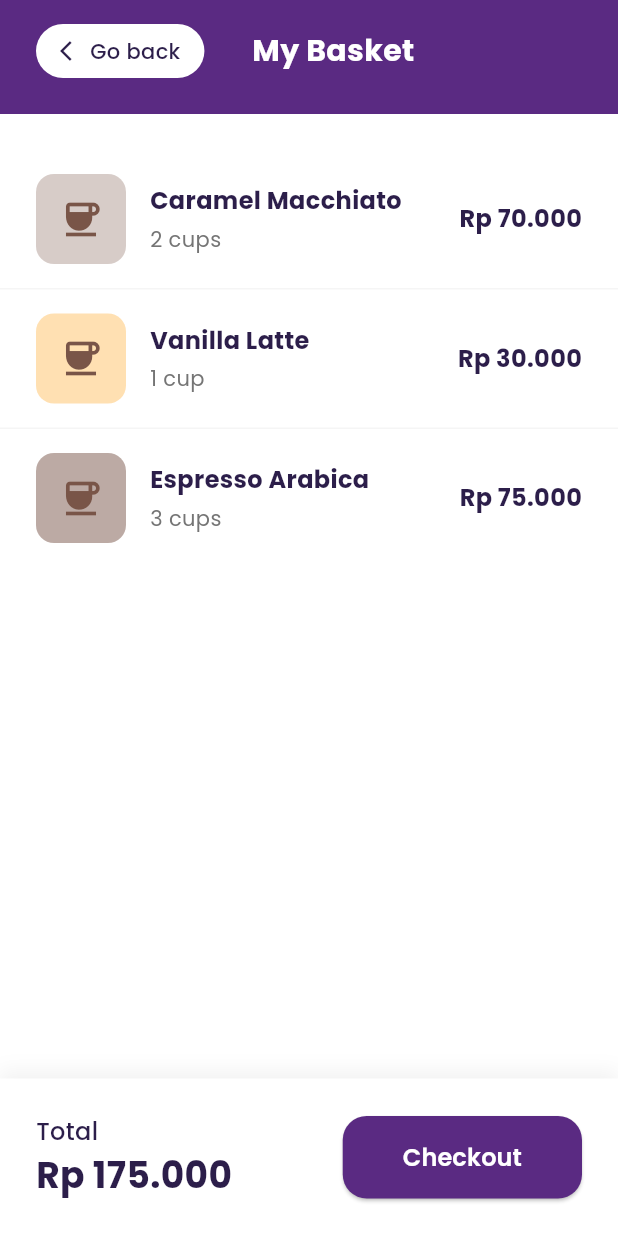
After one commit to AbrarWahid/Coffe_shop, a Flutter app: the HomePage screen opened directly, after a tap on "My basket", on a phone screen of 412 x 824 dp. The commit adds this screen. Run offline on Flutter 3.47's test engine with Material 3 defaults, Android fonts, the phone set to English and light mode, and no system bars; our stand-ins replace device_preview, font_awesome_flutter, google_fonts; statements that could not run were skipped.

Commit message:
add order list page and adjust detail_page, home_page

```diff
--- /dev/null
+++ b/lib/basket_page.dart
@@ -0,0 +1,216 @@
+import 'package:flutter/material.dart';
+import 'package:google_fonts/google_fonts.dart';
+
+class BasketPage extends StatelessWidget {
+  const BasketPage({super.key});
+
+  @override
+  Widget build(BuildContext context) {
+    return Scaffold(
+      backgroundColor: Colors.white,
+      body: Column(
+        children: [
+          // Top App Bar Area
+          Container(
+            color: const Color(0xFF5A2A82),
+            padding: EdgeInsets.only(
+              top: MediaQuery.of(context).padding.top + 16,
+              bottom: 24,
+              left: 24,
+              right: 24,
+            ),
+            child: Row(
+              mainAxisAlignment: MainAxisAlignment.spaceBetween,
+              children: [
+                GestureDetector(
+                  onTap: () {
+                    Navigator.pop(context);
+                  },
+                  child: Container(
+                    padding: const EdgeInsets.symmetric(horizontal: 16, vertical: 8),
+                    decoration: BoxDecoration(
+                      color: Colors.white,
+                      borderRadius: BorderRadius.circular(20),
+                    ),
+                    child: Row(
+                      children: [
+                        const Icon(Icons.arrow_back_ios, size: 16, color: Color(0xFF2C1E4A)),
+                        const SizedBox(width: 4),
+                        Text(
+                          'Go back',
+                          style: GoogleFonts.poppins(
+                            color: const Color(0xFF2C1E4A),
+                            fontWeight: FontWeight.w500,
+                          ),
+                        ),
+                      ],
+                    ),
+                  ),
+                ),
+                Text(
+                  'My Basket',
+                  style: GoogleFonts.poppins(
+                    fontSize: 20,
+                    fontWeight: FontWeight.bold,
+                    color: Colors.white,
+                  ),
+                ),
+                // Invisible box to balance the row for centering the title
+                const SizedBox(width: 80),
+              ],
+            ),
+          ),
+
+          // List of items
+          Expanded(
+            child: ListView(
+              padding: const EdgeInsets.symmetric(vertical: 24),
+              children: [
+                _buildBasketItem(
+                  title: 'Caramel Macchiato',
+                  quantity: '2 cups',
+                  price: 'Rp 70.000',
+                  iconColor: Colors.brown.shade100,
+                ),
+                Divider(color: Colors.grey.shade100, thickness: 1, height: 1),
+                _buildBasketItem(
+                  title: 'Vanilla Latte',
+                  quantity: '1 cup',
+                  price: 'Rp 30.000',
+                  iconColor: Colors.orange.shade100,
+                ),
+                Divider(color: Colors.grey.shade100, thickness: 1, height: 1),
+                _buildBasketItem(
+                  title: 'Espresso Arabica',
+                  quantity: '3 cups',
+                  price: 'Rp 75.000',
+                  iconColor: Colors.brown.shade200,
+                ),
+              ],
+            ),
+          ),
+
+          // Bottom Checkout Area
+          Container(
+            padding: const EdgeInsets.all(24),
+            decoration: BoxDecoration(
+              color: Colors.white,
+              boxShadow: [
+                BoxShadow(
+                  color: Colors.black.withOpacity(0.05),
+                  blurRadius: 10,
+                  offset: const Offset(0, -5),
+                ),
+              ],
+            ),
+            child: Row(
+              mainAxisAlignment: MainAxisAlignment.spaceBetween,
+              crossAxisAlignment: CrossAxisAlignment.center,
+              children: [
+                Column(
+                  crossAxisAlignment: CrossAxisAlignment.start,
+                  mainAxisSize: MainAxisSize.min,
+                  children: [
+                    Text(
+                      'Total',
+                      style: GoogleFonts.poppins(
+                        fontSize: 16,
+                        fontWeight: FontWeight.w500,
+                        color: const Color(0xFF2C1E4A),
+                      ),
+                    ),
+                    Text(
+                      'Rp 175.000',
+                      style: GoogleFonts.poppins(
+                        fontSize: 24,
+                        fontWeight: FontWeight.bold,
+                        color: const Color(0xFF2C1E4A),
+                      ),
+                    ),
+                  ],
+                ),
+                ElevatedButton(
+                  onPressed: () {},
+                  style: ElevatedButton.styleFrom(
+                    backgroundColor: const Color(0xFF5A2A82),
+                    padding: const EdgeInsets.symmetric(horizontal: 40, vertical: 16),
+                    shape: RoundedRectangleBorder(
+                      borderRadius: BorderRadius.circular(16),
+                    ),
+                  ),
+                  child: Text(
+                    'Checkout',
+                    style: GoogleFonts.poppins(
+                      color: Colors.white,
+                      fontSize: 16,
+                      fontWeight: FontWeight.w600,
+                    ),
+                  ),
+                ),
+              ],
+            ),
+          ),
+        ],
+      ),
+    );
+  }
+
+  Widget _buildBasketItem({
+    required String title,
+    required String quantity,
+    required String price,
+    required Color iconColor,
+  }) {
+    return Padding(
+      padding: const EdgeInsets.symmetric(horizontal: 24, vertical: 16),
+      child: Row(
+        children: [
+          // Image placeholder
+          Container(
+            height: 60,
+            width: 60,
+            decoration: BoxDecoration(
+              color: iconColor,
+              borderRadius: BorderRadius.circular(12),
+            ),
+            child: const Icon(Icons.coffee, color: Colors.brown, size: 30),
+          ),
+          const SizedBox(width: 16),
+          // Texts
+          Expanded(
+            child: Column(
+              crossAxisAlignment: CrossAxisAlignment.start,
+              children: [
+                Text(
+                  title,
+                  style: GoogleFonts.poppins(
+                    fontSize: 16,
+                    fontWeight: FontWeight.bold,
+                    color: const Color(0xFF2C1E4A),
+                  ),
+                ),
+                const SizedBox(height: 4),
+                Text(
+                  quantity,
+                  style: GoogleFonts.poppins(
+                    fontSize: 14,
+                    color: Colors.grey.shade600,
+                  ),
+                ),
+              ],
+            ),
+          ),
+          // Price
+          Text(
+            price,
+            style: GoogleFonts.poppins(
+              fontSize: 16,
+              fontWeight: FontWeight.bold,
+              color: const Color(0xFF2C1E4A),
+            ),
+          ),
+        ],
+      ),
+    );
+  }
+}
--- a/lib/detail_page.dart
+++ b/lib/detail_page.dart
@@ -1,5 +1,6 @@
 import 'package:flutter/material.dart';
 import 'package:google_fonts/google_fonts.dart';
+import 'basket_page.dart';
 
 class DetailPage extends StatefulWidget {
   final String title;
@@ -226,7 +227,12 @@ class _DetailPageState extends State<DetailPage> {
                       const SizedBox(width: 24),
                       Expanded(
                         child: ElevatedButton(
-                          onPressed: () {},
+                          onPressed: () {
+                            Navigator.push(
+                              context,
+                              MaterialPageRoute(builder: (context) => const BasketPage()),
+                            );
+                          },
                           style: ElevatedButton.styleFrom(
                             backgroundColor: const Color(0xFF5A2A82), // Primary Theme color
                             padding: const EdgeInsets.symmetric(vertical: 18),
--- a/lib/home_page.dart
+++ b/lib/home_page.dart
@@ -1,7 +1,9 @@
 import 'package:flutter/material.dart';
 import 'package:font_awesome_flutter/font_awesome_flutter.dart';
 import 'package:google_fonts/google_fonts.dart';
+import 'package:google_fonts/google_fonts.dart';
 import 'detail_page.dart';
+import 'basket_page.dart';
 
 class HomePage extends StatefulWidget {
   const HomePage({super.key});
@@ -52,7 +54,14 @@ class _HomePageState extends State<HomePage> {
                       ],
                     ),
                     // Basket Icon
-                    Column(
+                    GestureDetector(
+                      onTap: () {
+                        Navigator.push(
+                          context,
+                          MaterialPageRoute(builder: (context) => const BasketPage()),
+                        );
+                      },
+                      child: Column(
                         children: [
                           const FaIcon(FontAwesomeIcons.basketShopping, color: Color(0xFF5A2A82), size: 24),
                           const SizedBox(height: 4),
@@ -65,6 +74,7 @@ class _HomePageState extends State<HomePage> {
                             ),
                           ),
                         ],
+                      ),
                     ),
                   ],
                 ),
```
Lines whose indentation alone changed are shown as unchanged.
